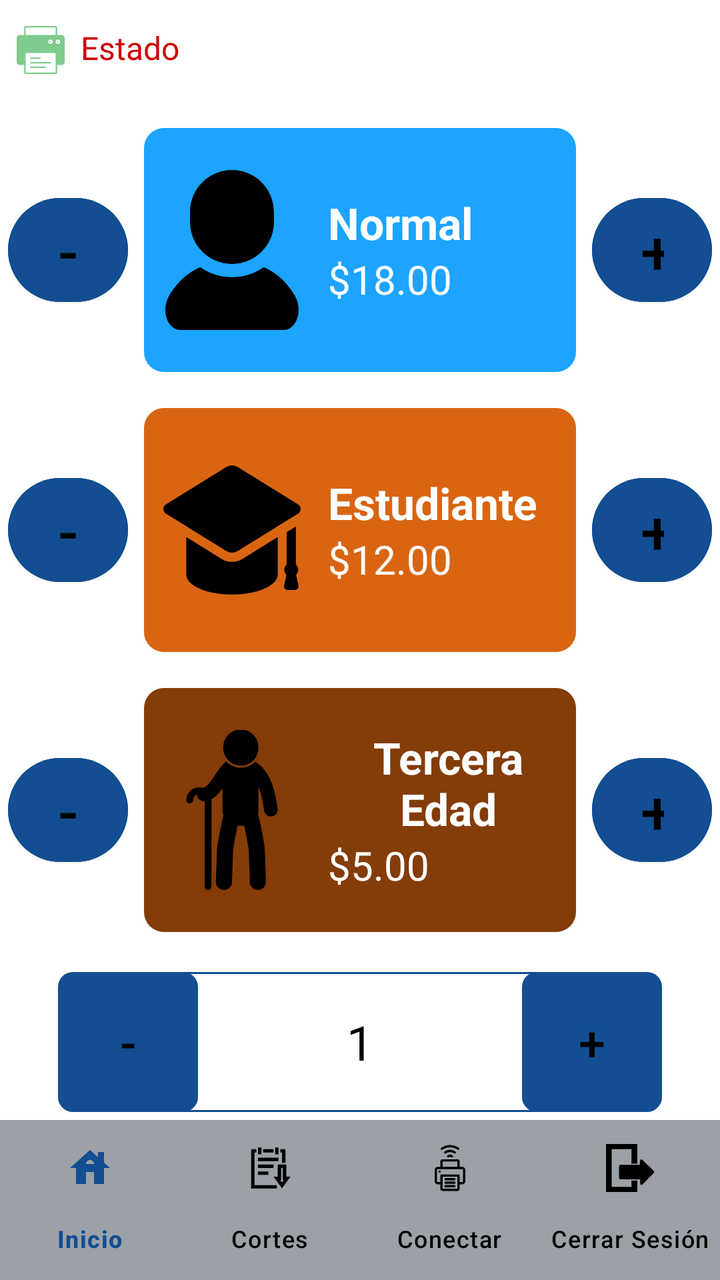
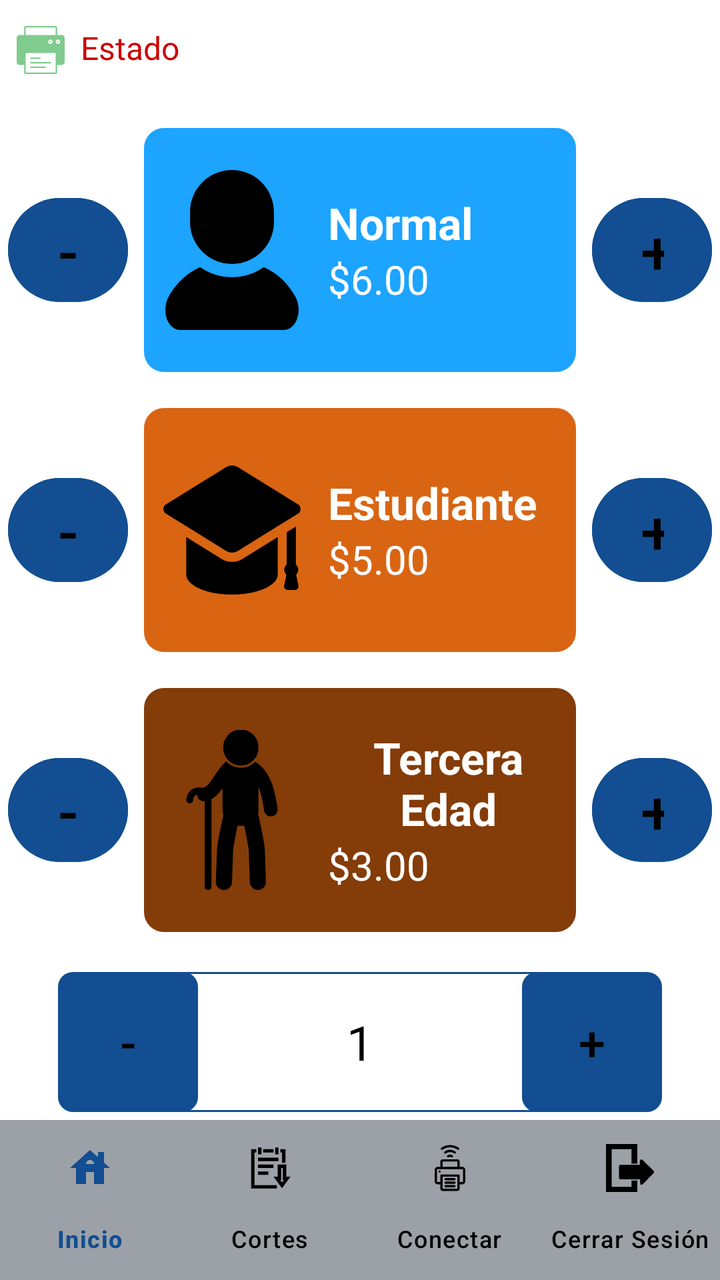

Compare the two renders of this Android layout. The source of the first and the diff that turns it into the second are given below.
<!-- AndroidManifest.xml: application theme Theme.Cobro -->
<!-- res/layout/activity_cobro.xml -->
<?xml version="1.0" encoding="utf-8"?>
<androidx.constraintlayout.widget.ConstraintLayout xmlns:android="http://schemas.android.com/apk/res/android"
    xmlns:app="http://schemas.android.com/apk/res-auto"
    xmlns:tools="http://schemas.android.com/tools"
    android:id="@+id/main"
    android:layout_width="match_parent"
    android:layout_height="match_parent"
    android:background="@color/white"
    tools:context=".CobroActivity">


    

    

    


    

    <LinearLayout
        android:id="@+id/linearLayout"
        android:layout_width="match_parent"
        android:layout_height="130dp"
        android:layout_marginTop="60dp"
        android:gravity="center_vertical"
        android:orientation="horizontal"
        android:padding="4dp"
        app:layout_constraintEnd_toEndOf="parent"
        app:layout_constraintHorizontal_bias="1.0"
        app:layout_constraintStart_toStartOf="parent"
        app:layout_constraintTop_toTopOf="parent">

        <Button
            android:id="@+id/btnMenosNormal"
            android:layout_width="60dp"
            android:layout_height="60dp"
            android:layout_marginEnd="8dp"
            android:backgroundTint="@color/colorPrimary"
            android:text="-"
            android:textColor="@color/black"
            android:textSize="30sp" />

        <LinearLayout
            android:id="@+id/btnPasajeNormal"
            android:layout_width="0dp"
            android:layout_height="match_parent"
            android:layout_weight="1"
            android:background="@drawable/borde_btn_normal"
            android:clickable="true"
            android:focusable="true"
            android:gravity="center_vertical"
            android:orientation="horizontal"
            android:padding="4dp">

            <ImageView
                android:id="@+id/iconNormal"
                android:layout_width="80dp"
                android:layout_height="80dp"
                android:layout_marginEnd="8dp"
                android:src="@drawable/persona" />

            <LinearLayout
                android:layout_width="wrap_content"
                android:layout_height="wrap_content"
                android:gravity="center_vertical"
                android:orientation="vertical">

                <TextView
                    android:id="@+id/BotonNormal"
                    android:layout_width="wrap_content"
                    android:layout_height="wrap_content"
                    android:text="@string/lbl_normal"
                    android:textAlignment="center"
                    android:textColor="@color/white"
                    android:textSize="22sp"
                    android:textStyle="bold" />

                <TextView
                    android:id="@+id/precioNormal"
                    android:layout_width="wrap_content"
                    android:layout_height="wrap_content"
                    android:text="$18.00"
                    android:textAlignment="center"
                    android:textColor="@color/white"
                    android:textSize="20sp" />
            </LinearLayout>
        </LinearLayout>

        <Button
            android:id="@+id/btnMasNormal"
            android:layout_width="60dp"
            android:layout_height="60dp"
            android:layout_marginStart="8dp"
            android:backgroundTint="@color/colorPrimary"
            android:text="+"
            android:textColor="@color/black"
            android:textSize="30sp" />
    </LinearLayout>

    <LinearLayout
        android:id="@+id/linearLayout2"
        android:layout_width="match_parent"
        android:layout_height="130dp"
        android:layout_marginTop="10dp"
        android:gravity="center_vertical"
        android:orientation="horizontal"
        android:padding="4dp"
        app:layout_constraintEnd_toEndOf="parent"
        app:layout_constraintHorizontal_bias="0.0"
        app:layout_constraintStart_toStartOf="parent"
        app:layout_constraintTop_toBottomOf="@+id/linearLayout">

        <Button
            android:id="@+id/btnMenosEstudiante"
            android:layout_width="60dp"
            android:layout_height="60dp"
            android:layout_marginEnd="8dp"
            android:backgroundTint="@color/colorPrimary"
            android:text="-"
            android:textColor="@color/black"
            android:textSize="30sp" />

        <LinearLayout
            android:id="@+id/btnEstudiante"
            android:layout_width="0dp"
            android:layout_height="match_parent"
            android:layout_weight="1"
            android:background="@drawable/borde_btn_estudiante"
            android:clickable="true"
            android:focusable="true"
            android:gravity="center_vertical"
            android:orientation="horizontal"
            android:padding="4dp">

            <ImageView
                android:id="@+id/iconEstudent"
                android:layout_width="80dp"
                android:layout_height="80dp"
                android:layout_marginEnd="8dp"
                android:src="@drawable/birrete" />

            <LinearLayout
                android:layout_width="wrap_content"
                android:layout_height="wrap_content"
                android:gravity="center_vertical"
                android:orientation="vertical">

                <TextView
                    android:id="@+id/BotonEstudiante"
                    android:layout_width="wrap_content"
                    android:layout_height="wrap_content"
                    android:text="@string/lbl_estudiante"
                    android:textAlignment="center"
                    android:textColor="@color/white"
                    android:textSize="22sp"
                    android:textStyle="bold" />

                <TextView
                    android:id="@+id/precioEstudiante"
                    android:layout_width="wrap_content"
                    android:layout_height="wrap_content"
                    android:text="$12.00"
                    android:textAlignment="center"
                    android:textColor="@color/white"
                    android:textSize="20sp" />
            </LinearLayout>
        </LinearLayout>

        <Button
            android:id="@+id/btnMasEstudiante"
            android:layout_width="60dp"
            android:layout_height="60dp"
            android:layout_marginStart="8dp"
            android:backgroundTint="@color/colorPrimary"
            android:text="+"
            android:textColor="@color/black"
            android:textSize="30sp" />
    </LinearLayout>

    <LinearLayout
        android:id="@+id/linearLayout4"
        android:layout_width="match_parent"
        android:layout_height="130dp"
        android:layout_marginTop="10dp"
        android:gravity="center_vertical"
        android:orientation="horizontal"
        android:padding="4dp"
        app:layout_constraintEnd_toEndOf="parent"
        app:layout_constraintStart_toStartOf="parent"
        app:layout_constraintTop_toBottomOf="@+id/linearLayout2">

        <Button
            android:id="@+id/btnMenosTerceraEdad"
            android:layout_width="60dp"
            android:layout_height="60dp"
            android:layout_marginEnd="8dp"
            android:backgroundTint="@color/colorPrimary"
            android:text="-"
            android:textColor="@color/black"
            android:textSize="30sp" />

        <LinearLayout
            android:id="@+id/btnTerceraEdad"
            android:layout_width="0dp"
            android:layout_height="match_parent"
            android:layout_weight="1"
            android:background="@drawable/borde_btn_tercera_edad"
            android:clickable="true"
            android:focusable="true"
            android:gravity="center_vertical"
            android:orientation="horizontal"
            android:padding="4dp">

            <ImageView
                android:id="@+id/iconTerceraEdad"
                android:layout_width="80dp"
                android:layout_height="80dp"
                android:layout_marginEnd="8dp"
                android:src="@drawable/tercera_edad" />

            <LinearLayout
                android:layout_width="wrap_content"
                android:layout_height="wrap_content"
                android:gravity="center_vertical"
                android:orientation="vertical">

                <TextView
                    android:id="@+id/BotonTerceraEdad"
                    android:layout_width="wrap_content"
                    android:layout_height="wrap_content"
                    android:text="@string/lbl_tercera_edad"
                    android:textAlignment="center"
                    android:textColor="@color/white"
                    android:textSize="22sp"
                    android:textStyle="bold" />

                <TextView
                    android:id="@+id/precioTerceraEdad"
                    android:layout_width="wrap_content"
                    android:layout_height="wrap_content"
                    android:text="$5.00"
                    android:textAlignment="center"
                    android:textColor="@color/white"
                    android:textSize="20sp" />
            </LinearLayout>
        </LinearLayout>

        <Button
            android:id="@+id/btnMasTerceraEdad"
            android:layout_width="60dp"
            android:layout_height="60dp"
            android:layout_marginStart="8dp"
            android:backgroundTint="@color/colorPrimary"
            android:text="+"
            android:textColor="@color/black"
            android:textSize="30sp" />
    </LinearLayout>

    <TextView
        android:id="@+id/tvNumero"
        android:layout_width="240dp"
        android:layout_height="70dp"
        android:background="@drawable/borde"
        android:gravity="center"
        android:text="1"
        android:textColor="@color/black"
        android:textSize="24sp"
        app:layout_constraintBottom_toBottomOf="parent"
        app:layout_constraintEnd_toEndOf="parent"
        app:layout_constraintStart_toStartOf="parent"
        app:layout_constraintTop_toBottomOf="@+id/linearLayout4"
        app:layout_constraintVertical_bias="0.16000003" />

    <LinearLayout
        android:id="@+id/lyUltimaTransaccion"
        android:layout_width="350dp"
        android:layout_height="wrap_content"
        android:layout_marginStart="4dp"
        android:layout_marginBottom="88dp"
        android:background="@drawable/borde"
        android:elevation="4dp"
        android:gravity="center_vertical"
        android:orientation="horizontal"
        android:padding="12dp"
        app:layout_constraintBottom_toBottomOf="parent"
        app:layout_constraintEnd_toEndOf="parent"
        app:layout_constraintStart_toStartOf="parent"
        app:layout_constraintTop_toBottomOf="@+id/tvNumero">

        <ImageView
            android:id="@+id/iconTransaccion"
            android:layout_width="24dp"
            android:layout_height="24dp"
            android:layout_marginEnd="8dp"
            android:src="@drawable/reciente" />

        <TextView
            android:id="@+id/tvUltimaTransaccion"
            android:layout_width="wrap_content"
            android:layout_height="wrap_content"
            android:lineSpacingExtra="6dp"
            android:text="Última Transacción"
            android:textColor="@android:color/black"
            android:textSize="12sp"
            android:textStyle="bold" />

    </LinearLayout>

    <Button
        android:id="@+id/btnMas"
        android:layout_width="70dp"
        android:layout_height="70dp"
        android:background="@drawable/borde"
        android:text="@string/btn_mas"
        android:textColor="@android:color/black"
        android:textSize="24sp"
        app:layout_constraintBottom_toBottomOf="parent"
        app:layout_constraintEnd_toEndOf="parent"
        app:layout_constraintHorizontal_bias="0.9"
        app:layout_constraintStart_toStartOf="parent"
        app:layout_constraintTop_toBottomOf="@+id/linearLayout4"
        app:layout_constraintVertical_bias="0.16000003" />

    <Button
        android:id="@+id/btnMenos"
        android:layout_width="70dp"
        android:layout_height="70dp"
        android:background="@drawable/borde"
        android:text="@string/btn_menos"
        android:textColor="@android:color/black"
        android:textSize="24sp"
        app:layout_constraintBottom_toBottomOf="parent"
        app:layout_constraintEnd_toEndOf="parent"
        app:layout_constraintHorizontal_bias="0.1"
        app:layout_constraintStart_toStartOf="parent"
        app:layout_constraintTop_toBottomOf="@+id/linearLayout4"
        app:layout_constraintVertical_bias="0.16000003" />

    <LinearLayout
        android:id="@+id/estadoConexionLayout"
        android:layout_width="wrap_content"
        android:layout_height="wrap_content"
        android:layout_gravity="center_horizontal"
        android:layout_marginTop="13dp"
        android:orientation="horizontal"
        app:layout_constraintEnd_toEndOf="parent"
        app:layout_constraintHorizontal_bias="0.03"
        app:layout_constraintStart_toStartOf="parent"
        app:layout_constraintTop_toTopOf="parent">

        <ImageView
            android:id="@+id/imgEstadoConexion"
            android:layout_width="24dp"
            android:layout_height="24dp"
            android:layout_marginEnd="8dp"
            android:src="@drawable/print_conected"/>

        <TextView
            android:id="@+id/tvEstadoConexion"
            android:layout_width="wrap_content"
            android:layout_height="wrap_content"
            android:text="Estado"
            android:textColor="@android:color/holo_red_dark"
            android:textSize="16sp" />

    </LinearLayout>


    <androidx.constraintlayout.widget.Guideline
        android:id="@+id/guideline3"
        android:layout_width="wrap_content"
        android:layout_height="wrap_content"
        android:orientation="horizontal"
        app:layout_constraintGuide_begin="17dp" />

    <androidx.constraintlayout.widget.Guideline
        android:id="@+id/guideline4"
        android:layout_width="wrap_content"
        android:layout_height="wrap_content"
        android:orientation="vertical"
        app:layout_constraintGuide_begin="20dp" />


    <com.google.android.material.bottomnavigation.BottomNavigationView
        android:id="@+id/bottom_navigation"
        android:layout_width="match_parent"
        android:layout_height="wrap_content"
        android:layout_gravity="bottom"
        android:background="@color/fondo_menu"
        app:itemIconTint="@color/selector_nav_color"
        app:itemTextColor="@color/selector_nav_color"
        app:labelVisibilityMode="labeled"
        app:layout_constraintBottom_toBottomOf="parent"
        app:layout_constraintStart_toStartOf="parent"
        app:layout_constraintTop_toBottomOf="@+id/lyUltimaTransaccion"
        app:layout_constraintVertical_bias="1.0"
        app:menu="@menu/bottom_nav_menu" />


</androidx.constraintlayout.widget.ConstraintLayout>
<!-- resources referenced by this layout -->
<resources>
  <color name="black">#FF000000</color>
  <color name="colorPrimary">#124e91</color>
  <color name="fondo_menu">#9ca1a8</color>
      9ca1a8
  <color name="white">#FFFFFFFF</color>
  <!-- drawable borde (drawable) -->
  <?xml version="1.0" encoding="utf-8"?>
  <shape xmlns:android="http://schemas.android.com/apk/res/android"
      android:shape="rectangle">
  
      
      <solid android:color="#FFFFFF" />
  
      
      <stroke
          android:width="1dp"
          android:color="#124E91" /> 
  
      
      <corners android:radius="7dp" />
  
  </shape>
  <!-- drawable borde_btn_estudiante (drawable) -->
  <?xml version="1.0" encoding="utf-8"?>
  <shape xmlns:android="http://schemas.android.com/apk/res/android"
      android:shape="rectangle">
  
  
      
      <solid android:color="#D96513" /> 
  
      
      <corners android:radius="10dp" />
  </shape>
  <!-- drawable borde_btn_normal (drawable) -->
  <?xml version="1.0" encoding="utf-8"?>
  <shape xmlns:android="http://schemas.android.com/apk/res/android"
      android:shape="rectangle">
  
  
      
      <solid android:color="#1CA4FF" /> 
  
      
      <corners android:radius="10dp" />
  </shape>
  <!-- drawable borde_btn_tercera_edad (drawable) -->
  <?xml version="1.0" encoding="utf-8"?>
  <shape xmlns:android="http://schemas.android.com/apk/res/android"
      android:shape="rectangle">
  
  
      
      <solid android:color="#843C08" /> 
  
      
      <corners android:radius="10dp" />
  </shape>
  <!-- drawable persona (drawable) -->
  <vector xmlns:android="http://schemas.android.com/apk/res/android"
      android:width="800dp"
      android:height="800dp"
      android:viewportWidth="512"
      android:viewportHeight="512">
    <path
        android:pathData="M458.16,404.22c-18.93,-33.65 -49.93,-71.76 -100.41,-93.43c-28.87,20.2 -63.94,32.09 -101.75,32.09c-37.83,0 -72.9,-11.89 -101.77,-32.09c-50.47,21.67 -81.48,59.78 -100.4,93.43C28.73,448.85 48.42,512 91.84,512c43.43,0 164.16,0 164.16,0s120.73,0 164.15,0C463.58,512 483.27,448.85 458.16,404.22z"
        android:fillColor="#000000"/>
    <path
        android:pathData="M256.01,300.64c74.14,0 134.23,-60.11 134.23,-134.24v-32.16C390.24,60.11 330.15,0 256.01,0c-74.15,0 -134.25,60.11 -134.25,134.24V166.4C121.75,240.53 181.85,300.64 256.01,300.64z"
        android:fillColor="#000000"/>
  </vector>
  <string name="btn_mas">+</string>
  <string name="btn_menos">-</string>
  <string name="lbl_estudiante">Estudiante</string>
  <string name="lbl_normal">Normal</string>
  <string name="lbl_tercera_edad">Tercera Edad</string>
  <style name="Theme.Cobro" parent="Base.Theme.Cobro" />
  <style name="Base.Theme.Cobro" parent="Theme.Material3.DayNight.NoActionBar">
          
          
          <item name="colorPrimary">@color/colorPrimary</item>
          <item name="colorPrimaryVariant">@color/colorPrimaryDark</item>
          <item name="colorOnPrimary">@color/white</item>
          <item name="colorOnSecondary">@color/black</item>
  
      </style>
  <color name="colorPrimaryDark">#1A5276</color>
  <!-- unchanged entries left out for length: 4 -->
</resources>

<!-- the commit's change to res/layout/activity_cobro.xml (unified diff, before → after) -->
@@ -80,7 +80,7 @@
                     android:id="@+id/precioNormal"
                     android:layout_width="wrap_content"
                     android:layout_height="wrap_content"
-                    android:text="$18.00"
+                    android:text="$6.00"
                     android:textAlignment="center"
                     android:textColor="@color/white"
                     android:textSize="20sp" />
@@ -160,7 +160,7 @@
                     android:id="@+id/precioEstudiante"
                     android:layout_width="wrap_content"
                     android:layout_height="wrap_content"
-                    android:text="$12.00"
+                    android:text="$5.00"
                     android:textAlignment="center"
                     android:textColor="@color/white"
                     android:textSize="20sp" />
@@ -239,7 +239,7 @@
                     android:id="@+id/precioTerceraEdad"
                     android:layout_width="wrap_content"
                     android:layout_height="wrap_content"
-                    android:text="$5.00"
+                    android:text="$3.00"
                     android:textAlignment="center"
                     android:textColor="@color/white"
                     android:textSize="20sp" />
